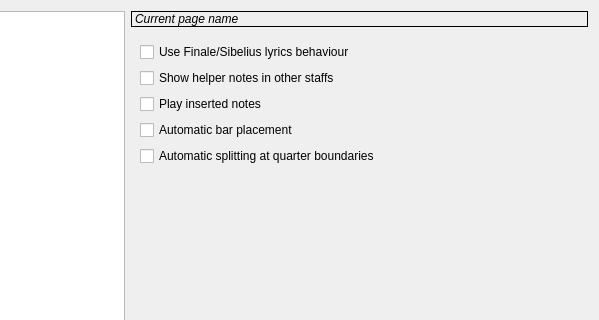
Qt form src/ui/settingsdialog.ui (canorusmusic/canorus) before a commit; both pictures show x 142 to 741 and y 0 to 320 of the 741 by 604 pixel window.
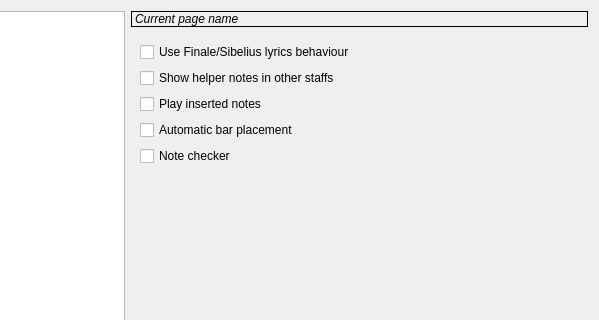
The same form after that commit. The open tabs and pages were chosen to show the change. Icons and pictures are not drawn. Custom widgets are drawn as their Qt base class.

Commit message: Renamed CAStaff::*References -> CAStaff::*Refs(). Removed CAStaff::remove*References and CAStaff::add*References. Added note checker support. Added note checker to CASettings and CASettingsDialog. Removed obsolete CASettings::splitAtQuarterBoundaries().

What changed in the file:
```diff
--- a/src/ui/settingsdialog.ui
+++ b/src/ui/settingsdialog.ui
@@ -215,7 +215,7 @@
               <string>When inserting notes and rests, split them automatically at quarter boundaries.</string>
              </property>
              <property name="text">
-              <string>Automatic splitting at quarter boundaries</string>
+              <string>Note checker</string>
              </property>
             </widget>
            </item>
```
Left out of the diff: 180 changed lines with no effect on the pictures. The commit also changes 30 other files.
